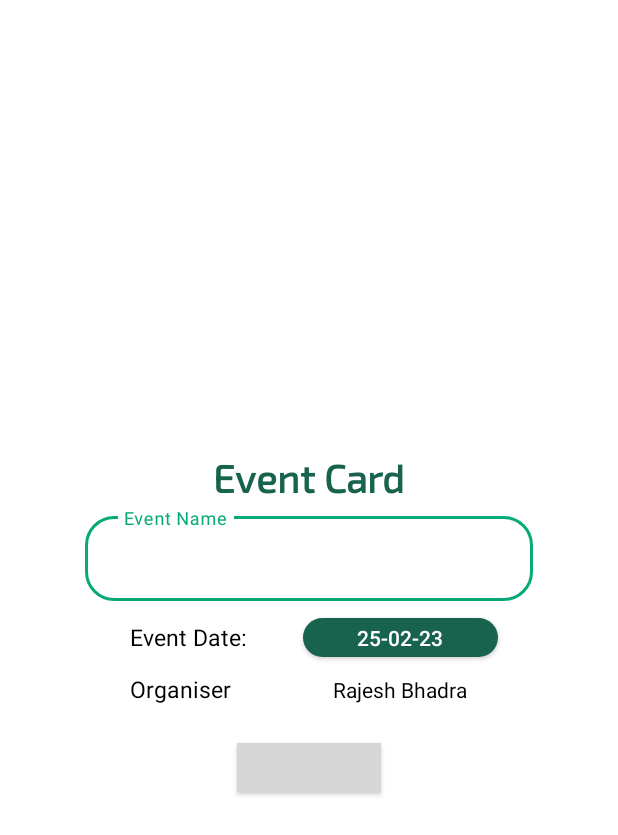
After one commit to vagabon-09/E-club, an Android app: the layout event_dialog_box.xml on its own in the app's theme, with its tools: preview values and no code run, on a phone screen of 412 x 824 dp. The commit adds this screen. Shown: the top 835 px of the screen. Run offline under Robolectric (Android 15) with nearby library versions, the light colour scheme and no system bars; grey boxes are pictures that could not be loaded.

Commit message:
Event Card is updating backend and frontend both

```diff
--- a/app/src/main/AndroidManifest.xml
+++ b/app/src/main/AndroidManifest.xml
@@ -28,9 +28,6 @@
             android:name=".Activity.ProfileActivity"
             android:exported="true" />
         <activity
-            android:name=".Activity.EventsActivity"
-            android:exported="true" />
-        <activity
             android:name=".Activity.MembersActivity"
             android:exported="true" />
         <activity
--- a/app/src/main/java/com/championclub_balirmath/com/Activity/EventsActivity.java
+++ /dev/null
@@ -1,16 +0,0 @@
-package com.championclub_balirmath.com.Activity;
-
-import androidx.appcompat.app.AppCompatActivity;
-
-import android.os.Bundle;
-
-import com.championclub_balirmath.com.R;
-
-public class EventsActivity extends AppCompatActivity {
-
-    @Override
-    protected void onCreate(Bundle savedInstanceState) {
-        super.onCreate(savedInstanceState);
-        setContentView(R.layout.activity_events);
-    }
-}
--- a/app/src/main/java/com/championclub_balirmath/com/Activity/HomeActivity.java
+++ b/app/src/main/java/com/championclub_balirmath/com/Activity/HomeActivity.java
@@ -3,11 +3,14 @@ package com.championclub_balirmath.com.Activity;
 import androidx.appcompat.app.AppCompatActivity;
 import androidx.recyclerview.widget.LinearLayoutManager;
 
+import android.app.Dialog;
 import android.content.Intent;
+import android.graphics.drawable.ColorDrawable;
 import android.os.Bundle;
 
 import com.championclub_balirmath.com.Adapter.EventCardAdapter;
 import com.championclub_balirmath.com.Model.EventCardModel;
+import com.championclub_balirmath.com.R;
 import com.championclub_balirmath.com.databinding.ActivityHomeBinding;
 
 import java.util.ArrayList;
@@ -37,8 +40,9 @@ public class HomeActivity extends AppCompatActivity {
         });
 
         binding.eventBtnId.setOnClickListener(v -> { // This on click listener is to redirect to event activity
-            Intent intent = new Intent(HomeActivity.this, EventsActivity.class);
-            startActivity(intent);
+//            Intent intent = new Intent(HomeActivity.this, EventsActivity.class);
+//            startActivity(intent);
+            createEvents();
         });
 
         binding.proflleBtn.setOnClickListener(v -> { // This button for redirecting home page to Member profile page
@@ -62,13 +66,20 @@ public class HomeActivity extends AppCompatActivity {
             startActivity(intent);
         });
 
-        binding.DonateBtnId.setOnClickListener(v -> { // This button for redirecting homepage to Settings page
+        binding.DonateBtnId.setOnClickListener(v -> { // This button for redirecting homepage to Donate page
             Intent intent = new Intent(HomeActivity.this, DonateActivity.class);
             startActivity(intent);
 //            Toast.makeText(this, "This option is not available now", Toast.LENGTH_SHORT).show();
         });
 
 
+    }
+
+    private void createEvents() {
+        Dialog dialog = new Dialog(this);
+        dialog.setContentView(R.layout.event_dialog_box);
+        dialog.getWindow().setBackgroundDrawable(new ColorDrawable(0));
+        dialog.show();
     }
 
     public void cardRecView() {
--- /dev/null
+++ b/app/src/main/res/drawable/create_event_card_shape.xml
@@ -0,0 +1,11 @@
+<?xml version="1.0" encoding="utf-8"?>
+<shape xmlns:android="http://schemas.android.com/apk/res/android"
+    android:shape="rectangle">
+    <stroke
+        android:width="@dimen/_2sdp"
+        android:color="@color/white" />
+    <solid android:color="@color/white" />
+    <corners android:radius="@dimen/_15sdp" />
+
+
+</shape>
--- a/app/src/main/res/layout/activity_events.xml
+++ /dev/null
@@ -1,9 +0,0 @@
-<?xml version="1.0" encoding="utf-8"?>
-<androidx.constraintlayout.widget.ConstraintLayout xmlns:android="http://schemas.android.com/apk/res/android"
-    xmlns:app="http://schemas.android.com/apk/res-auto"
-    xmlns:tools="http://schemas.android.com/tools"
-    android:layout_width="match_parent"
-    android:layout_height="match_parent"
-    tools:context=".Activity.EventsActivity">
-
-</androidx.constraintlayout.widget.ConstraintLayout>
--- /dev/null
+++ b/app/src/main/res/layout/event_dialog_box.xml
@@ -0,0 +1,116 @@
+<?xml version="1.0" encoding="utf-8"?>
+<androidx.constraintlayout.widget.ConstraintLayout xmlns:android="http://schemas.android.com/apk/res/android"
+    xmlns:app="http://schemas.android.com/apk/res-auto"
+    xmlns:tools="http://schemas.android.com/tools"
+    android:layout_width="@dimen/_250sdp"
+    android:layout_height="wrap_content"
+    android:layout_gravity="center"
+    android:background="@drawable/create_event_card_shape">
+
+    <TextView
+        android:id="@+id/textView19"
+        android:layout_width="wrap_content"
+        android:layout_height="wrap_content"
+        android:layout_marginTop="@dimen/_15sdp"
+        android:fontFamily="@font/exo2"
+        android:text="@string/page_title_event"
+        android:textColor="@color/deep_green"
+        android:textSize="@dimen/_20sdp"
+        android:textStyle="bold"
+        app:layout_constraintEnd_toEndOf="parent"
+        app:layout_constraintStart_toStartOf="parent"
+        app:layout_constraintTop_toTopOf="parent" />
+
+    <com.google.android.material.textfield.TextInputLayout
+        android:id="@+id/textInputLayout2"
+        style="@style/Widget.MaterialComponents.TextInputLayout.OutlinedBox"
+        android:layout_width="match_parent"
+        android:layout_height="wrap_content"
+        android:layout_marginStart="@dimen/_10sdp"
+        android:layout_marginEnd="@dimen/_10sdp"
+        app:boxCornerRadiusBottomEnd="@dimen/_15sdp"
+        app:boxCornerRadiusBottomStart="@dimen/_15sdp"
+        app:boxCornerRadiusTopEnd="@dimen/_15sdp"
+        app:boxCornerRadiusTopStart="@dimen/_15sdp"
+        app:boxStrokeColor="@color/green_deep_color"
+        app:hintTextColor="@color/green_deep_color"
+        app:layout_constraintBottom_toBottomOf="parent"
+        app:layout_constraintEnd_toEndOf="parent"
+        app:layout_constraintStart_toStartOf="parent"
+        app:layout_constraintTop_toBottomOf="@+id/textView19"
+        app:layout_constraintVertical_bias="0.01999998">
+
+        <com.google.android.material.textfield.TextInputEditText
+            android:layout_width="match_parent"
+            android:layout_height="wrap_content"
+            android:hint="@string/create_event_name"
+            android:paddingStart="@dimen/_20sdp"
+            tools:ignore="RtlSymmetry" />
+    </com.google.android.material.textfield.TextInputLayout>
+
+    <TextView
+        android:id="@+id/textView20"
+        android:layout_width="wrap_content"
+        android:layout_height="wrap_content"
+        android:layout_marginStart="@dimen/_5sdp"
+        android:layout_marginTop="@dimen/_10sdp"
+        android:text="@string/create_event_date_"
+        android:textColor="@color/black"
+        android:textSize="@dimen/_12sdp"
+        app:layout_constraintEnd_toStartOf="@+id/appCompatButton2"
+        app:layout_constraintHorizontal_bias="0.5"
+        app:layout_constraintStart_toStartOf="parent"
+        app:layout_constraintTop_toBottomOf="@+id/textInputLayout2" />
+
+    <androidx.appcompat.widget.AppCompatButton
+        android:id="@+id/appCompatButton2"
+        android:layout_width="@dimen/_100sdp"
+        android:layout_height="@dimen/_20sdp"
+        android:background="@drawable/date_button_shape"
+        android:text="@string/create_event_date"
+        android:textColor="@color/white"
+        app:layout_constraintBottom_toBottomOf="@+id/textView20"
+        app:layout_constraintEnd_toEndOf="parent"
+        app:layout_constraintHorizontal_bias="0.5"
+        app:layout_constraintStart_toEndOf="@+id/textView20"
+        app:layout_constraintTop_toTopOf="@+id/textView20" />
+
+    <TextView
+        android:id="@+id/textView21"
+        android:layout_width="wrap_content"
+        android:layout_height="wrap_content"
+        android:layout_marginTop="@dimen/_10sdp"
+        android:text="@string/create_organiser"
+        android:textColor="@color/black"
+        android:textSize="@dimen/_12sdp"
+        app:layout_constraintStart_toStartOf="@+id/textView20"
+        app:layout_constraintTop_toBottomOf="@+id/textView20" />
+
+    <TextView
+        android:id="@+id/textView22"
+        android:layout_width="wrap_content"
+        android:layout_height="wrap_content"
+        android:layout_marginStart="@dimen/_10sdp"
+        android:text="@string/name_event"
+        android:textColor="@color/black"
+        app:layout_constraintBottom_toBottomOf="@+id/textView21"
+        app:layout_constraintEnd_toEndOf="@+id/appCompatButton2"
+        app:layout_constraintHorizontal_bias="0.73"
+        app:layout_constraintStart_toEndOf="@+id/textView21"
+        app:layout_constraintTop_toTopOf="@+id/textView21" />
+
+    <androidx.appcompat.widget.AppCompatButton
+        android:layout_width="wrap_content"
+        android:layout_height="@dimen/_25sdp"
+        android:layout_marginTop="@dimen/_20sdp"
+        android:layout_marginBottom="@dimen/_10sdp"
+        android:background="@drawable/rzp_green_button"
+        android:text="@string/create"
+        android:textAllCaps="false"
+        android:textColor="@color/white"
+        app:layout_constraintBottom_toBottomOf="parent"
+        app:layout_constraintEnd_toEndOf="@+id/textInputLayout2"
+        app:layout_constraintStart_toStartOf="@+id/textInputLayout2"
+        app:layout_constraintTop_toBottomOf="@+id/textView22" />
+
+</androidx.constraintlayout.widget.ConstraintLayout>
--- a/app/src/main/res/values/strings.xml
+++ b/app/src/main/res/values/strings.xml
@@ -59,4 +59,11 @@
     <string name="event_card">Create Event</string>
     <string name="event_name">Event Name</string>
     <string name="_12_03_23">12/03/23</string>
+    <string name="create_event_name">Event Name</string>
+    <string name="create_event_date">25-02-23</string>
+    <string name="create_event_date_">Event Date:</string>
+    <string name="create_organiser">Organiser</string>
+    <string name="create">Create</string>
+    <string name="name_event">Rajesh Bhadra</string>
+    <string name="page_title_event">Event Card</string>
 </resources>
```
